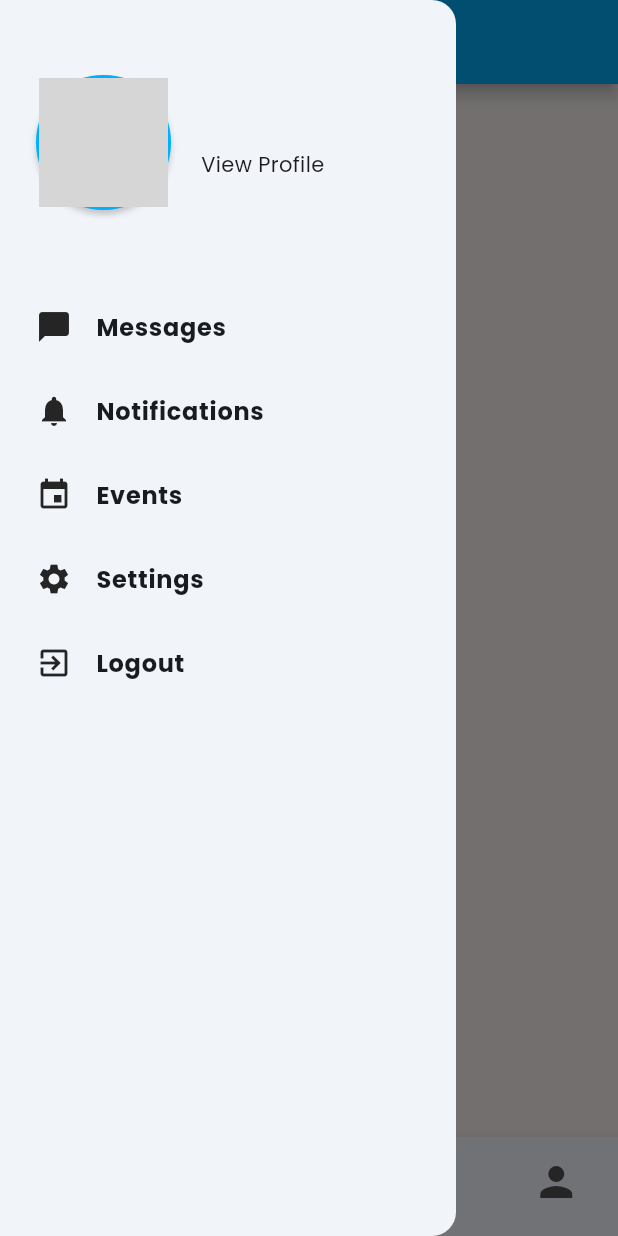
After one commit to JonathanMoralde/unibond, a Flutter app: the MainLayout screen opened directly, item 2 of the bottom bar chosen, with the side drawer open, on a phone screen of 412 x 824 dp. The commit adds this screen. Run offline on Flutter 3.47's test engine with Material 3 defaults, Android fonts, the light colour scheme and no system bars; our stand-ins replace cloud_firestore, firebase_auth, firebase_core, firebase_storage, fluttertoast, google_fonts and 1 more; accounts and stored records are empty; network calls fail; grey boxes are pictures that could not be loaded.

Commit message:
drawer, bottom navigation bar

```diff
--- a/lib/main.dart
+++ b/lib/main.dart
@@ -4,7 +4,9 @@ import 'package:google_fonts/google_fonts.dart';
 import 'package:provider/provider.dart';
 import 'package:unibond/pages/LandingPage/SplashScreen.dart';
 import 'package:unibond/provider/AuthModel.dart';
+import 'package:unibond/provider/NavigationModel.dart';
 import 'package:unibond/provider/EditProfileModel.dart';
+import 'package:unibond/provider/ProfileModel.dart';
 
 Future<void> main() async {
   WidgetsFlutterBinding.ensureInitialized();
@@ -14,6 +16,8 @@ Future<void> main() async {
       providers: [
         ChangeNotifierProvider(create: (_) => AuthModel()),
         ChangeNotifierProvider(create: (_) => EditProfileModel()),
+        ChangeNotifierProvider(create: (_) => ProfileModel()),
+        ChangeNotifierProvider(create: (_) => NavigationModel()),
       ],
       child: const MyApp(),
     ),
--- /dev/null
+++ b/lib/pages/Events/Events.dart
@@ -0,0 +1,15 @@
+import 'package:flutter/material.dart';
+import 'package:unibond/widgets/BottomNavBar.dart';
+import 'package:unibond/widgets/drawer/pageObject.dart';
+import 'package:unibond/widgets/drawer/sideMenu.dart';
+
+class Events extends StatelessWidget {
+  const Events({super.key});
+
+  @override
+  Widget build(BuildContext context) {
+    return Scaffold(
+      body: Text('test events'),
+    );
+  }
+}
--- a/lib/pages/LandingPage/SplashScreen.dart
+++ b/lib/pages/LandingPage/SplashScreen.dart
@@ -5,6 +5,7 @@ import 'package:provider/provider.dart';
 import 'package:unibond/pages/LandingPage/GetStarted.dart';
 import 'package:unibond/pages/Login/Login.dart';
 import 'package:unibond/pages/MyProfile/MyProfile.dart';
+import 'package:unibond/pages/MainLayout.dart';
 import 'package:unibond/provider/AuthModel.dart';
 
 class SpashScreen extends StatefulWidget {
@@ -25,7 +26,7 @@ class _SpashScreenState extends State<SpashScreen> {
         if (response == true) {
           Navigator.of(context).pushAndRemoveUntil(
             MaterialPageRoute(builder: (BuildContext context) {
-              return const MyProfile();
+              return const MainLayout();
             }),
             (route) => false,
           );
--- /dev/null
+++ b/lib/pages/MainLayout.dart
@@ -0,0 +1,50 @@
+import 'package:cloud_firestore/cloud_firestore.dart';
+import 'package:flutter/material.dart';
+import 'package:provider/provider.dart';
+import 'package:unibond/pages/Events/Events.dart';
+import 'package:unibond/pages/Messages/Messages.dart';
+import 'package:unibond/pages/MyProfile/MyProfile.dart';
+import 'package:unibond/pages/Notifications/Notifications.dart';
+import 'package:unibond/provider/NavigationModel.dart';
+import 'package:unibond/pages/Settings/Settings.dart' as SettingsPage;
+import 'package:unibond/widgets/BottomNavBar.dart';
+import 'package:unibond/widgets/drawer/pageObject.dart';
+import 'package:unibond/widgets/drawer/sideMenu.dart';
+
+class MainLayout extends StatefulWidget {
+  const MainLayout({super.key});
+
+  @override
+  State<MainLayout> createState() => _MainLayoutState();
+}
+
+class _MainLayoutState extends State<MainLayout> {
+  @override
+  Widget build(BuildContext context) {
+    return Consumer<NavigationModel>(builder: (context, value, child) {
+      print(value.currentIndex);
+      return Scaffold(
+        appBar: AppBar(
+          title: Text(
+            value.currentIndex == 4
+                ? 'My Profile'
+                : pages[value.currentIndex].name,
+            style: TextStyle(fontWeight: FontWeight.bold, fontSize: 18),
+          ),
+        ),
+        drawer: SideMenu(pages: pages), // Drawer at the root level
+        body: IndexedStack(
+          index: value.currentIndex,
+          children: const <Widget>[
+            Messages(),
+            Notifications(),
+            Events(),
+            SettingsPage.Settings(),
+            MyProfile(),
+          ],
+        ),
+        bottomNavigationBar: const BottomNavBar(),
+      );
+    });
+  }
+}
--- /dev/null
+++ b/lib/pages/Messages/Messages.dart
@@ -0,0 +1,13 @@
+import 'package:flutter/material.dart';
+import 'package:unibond/widgets/BottomNavBar.dart';
+
+class Messages extends StatelessWidget {
+  const Messages({super.key});
+
+  @override
+  Widget build(BuildContext context) {
+    return Scaffold(
+      body: Text('test messages'),
+    );
+  }
+}
--- /dev/null
+++ b/lib/pages/Notifications/Notifications.dart
@@ -0,0 +1,13 @@
+import 'package:flutter/material.dart';
+import 'package:unibond/widgets/BottomNavBar.dart';
+
+class Notifications extends StatelessWidget {
+  const Notifications({super.key});
+
+  @override
+  Widget build(BuildContext context) {
+    return Scaffold(
+      body: Text("test notif"),
+    );
+  }
+}
--- /dev/null
+++ b/lib/pages/Settings/Settings.dart
@@ -0,0 +1,13 @@
+import 'package:flutter/material.dart';
+import 'package:unibond/widgets/BottomNavBar.dart';
+
+class Settings extends StatelessWidget {
+  const Settings({super.key});
+
+  @override
+  Widget build(BuildContext context) {
+    return Scaffold(
+      body: Text('test settings'),
+    );
+  }
+}
--- /dev/null
+++ b/lib/provider/NavigationModel.dart
@@ -0,0 +1,10 @@
+import 'package:flutter/material.dart';
+
+class NavigationModel extends ChangeNotifier {
+  int currentIndex = 4;
+
+  void changeIndex(int newIndex) {
+    currentIndex = newIndex;
+    notifyListeners();
+  }
+}
--- /dev/null
+++ b/lib/widgets/BottomNavBar.dart
@@ -0,0 +1,61 @@
+import 'package:flutter/material.dart';
+import 'package:provider/provider.dart';
+import 'package:unibond/pages/Events/Events.dart';
+import 'package:unibond/pages/Messages/Messages.dart';
+import 'package:unibond/pages/MyProfile/MyProfile.dart';
+import 'package:unibond/pages/Notifications/Notifications.dart';
+import 'package:unibond/pages/Settings/Settings.dart';
+import 'package:unibond/provider/NavigationModel.dart';
+
+class BottomNavBar extends StatefulWidget {
+  const BottomNavBar({super.key});
+
+  @override
+  State<BottomNavBar> createState() => _BottomNavBarState();
+}
+
+class _BottomNavBarState extends State<BottomNavBar> {
+  List<BottomNavigationBarItem> items = const [
+    BottomNavigationBarItem(
+      icon: Icon(Icons.chat_bubble),
+      label: "Messages",
+    ),
+    BottomNavigationBarItem(
+      icon: Icon(Icons.notifications),
+      label: "Notifications",
+    ),
+    BottomNavigationBarItem(
+      icon: Icon(Icons.event),
+      label: "Events",
+    ),
+    BottomNavigationBarItem(
+      icon: Icon(Icons.settings),
+      label: 'Settings',
+    ),
+    BottomNavigationBarItem(
+      icon: Icon(Icons.person),
+      label: 'Profile',
+    ),
+  ];
+
+  @override
+  Widget build(BuildContext context) {
+    return Consumer<NavigationModel>(builder: (context, value, child) {
+      return BottomNavigationBar(
+        type: BottomNavigationBarType.fixed,
+        iconSize: 32,
+        showSelectedLabels: false,
+        showUnselectedLabels: false,
+        unselectedItemColor: Color.fromARGB(255, 81, 81, 81),
+        selectedItemColor: Color(0xffFF5B00),
+        items: items,
+        currentIndex: value.currentIndex,
+        onTap: (int newIndex) {
+          setState(() {
+            value.changeIndex(newIndex);
+          });
+        },
+      );
+    });
+  }
+}
--- /dev/null
+++ b/lib/widgets/drawer/pageObject.dart
@@ -0,0 +1,35 @@
+// It creates an instance of an object with name, and widget
+// used for adding pages in sideMenu.dart
+import 'package:flutter/material.dart';
+import 'package:unibond/pages/Events/Events.dart';
+import 'package:unibond/pages/Messages/Messages.dart';
+import 'package:unibond/pages/Notifications/Notifications.dart';
+import 'package:unibond/pages/Settings/Settings.dart';
+
+class SideMenuPage {
+  final String name;
+  final Widget page; //used for navigator
+  final Widget? icon;
+
+  SideMenuPage({required this.name, required this.page, this.icon});
+}
+
+// * THESE LIST ARE TO BE PASSED AS PARAMETER IN SIDEMENU
+// * IMPORTING pageObject.dart automatically gives access to it
+
+List<SideMenuPage> pages = [
+  SideMenuPage(
+      name: "Messages",
+      page: const Messages(),
+      icon: const Icon(Icons.chat_bubble)),
+  SideMenuPage(
+      name: "Notifications",
+      page: const Notifications(),
+      icon: const Icon(Icons.notifications)),
+  SideMenuPage(
+      name: "Events", page: const Events(), icon: const Icon(Icons.event)),
+  SideMenuPage(
+      name: "Settings",
+      page: const Settings(),
+      icon: const Icon(Icons.settings)),
+];
--- /dev/null
+++ b/lib/widgets/drawer/sideMenu.dart
@@ -0,0 +1,150 @@
+//preconfigured with pageObject.dart
+import 'package:flutter/material.dart';
+import 'package:provider/provider.dart';
+import 'package:unibond/pages/Login/Login.dart';
+import 'package:unibond/pages/MyProfile/MyProfile.dart';
+import 'package:unibond/provider/AuthModel.dart';
+import 'package:unibond/provider/NavigationModel.dart';
+import 'package:unibond/provider/ProfileModel.dart';
+import 'package:unibond/widgets/drawer/pageObject.dart';
+
+class SideMenu extends StatelessWidget {
+  final List<SideMenuPage> pages;
+
+  const SideMenu({
+    super.key,
+    required this.pages,
+  });
+
+  @override
+  Widget build(BuildContext context) {
+    return Consumer3<AuthModel, ProfileModel, NavigationModel>(
+        builder: (context, authModel, profileModel, navigationModel, child) {
+      final userDetails = profileModel.userDetails;
+      return Drawer(
+        child: ListView(
+          shrinkWrap: true,
+          padding: EdgeInsets.zero,
+          children: <Widget>[
+            // HEADER
+            Container(
+              padding:
+                  const EdgeInsets.symmetric(horizontal: 24.0, vertical: 50),
+              child: Row(
+                children: [
+                  Container(
+                      width:
+                          90, // double the maxRadius to cover the entire CircleAvatar
+                      height:
+                          90, // double the maxRadius to cover the entire CircleAvatar
+                      decoration: BoxDecoration(
+                        boxShadow: [
+                          BoxShadow(
+                            color: Colors.black
+                                .withOpacity(0.20), // Shadow color with opacity
+                            spreadRadius: 0, // Spread radius
+                            blurRadius: 3, // Blur radius
+                            offset: const Offset(
+                                0, 3), // Offset in x and y directions
+                          ),
+                        ],
+                        shape: BoxShape.circle,
+                        border: Border.all(
+                          color: const Color(0xff00B0FF), // Border color
+                          width: 2.0, // Border width
+                        ),
+                      ),
+                      child: userDetails['profile_pic'] != null
+                          ? CircleAvatar(
+                              backgroundImage:
+                                  NetworkImage(userDetails['profile_pic']),
+                              maxRadius: 45,
+                            )
+                          : const CircleAvatar(
+                              backgroundImage: AssetImage(
+                                  'lib/assets/default_profile_pic.png'),
+                              maxRadius: 45,
+                            )),
+                  const SizedBox(
+                    width: 20,
+                  ),
+                  Expanded(
+                    child: Column(
+                      mainAxisAlignment: MainAxisAlignment.center,
+                      crossAxisAlignment: CrossAxisAlignment.start,
+                      children: [
+                        Text(
+                          userDetails['full_name'] ?? 'Loading...',
+                          style: TextStyle(
+                              fontSize: 20, fontWeight: FontWeight.bold),
+                          softWrap: true,
+                          overflow: TextOverflow.visible,
+                        ),
+                        const SizedBox(
+                          height: 5,
+                        ),
+                        GestureDetector(
+                          onTap: () {
+                            navigationModel.changeIndex(4);
+                            Navigator.pop(context);
+                          },
+                          child: const Text(
+                            'View Profile',
+                            style: TextStyle(fontSize: 14),
+                          ),
+                        ),
+                        const SizedBox(
+                          height: 5,
+                        ),
+                      ],
+                    ),
+                  )
+                ],
+              ),
+            ),
+
+            // DYNAMIC PAGES
+            ...pages.map((page) {
+              return ListTile(
+                contentPadding: EdgeInsets.only(left: 24),
+                iconColor: const Color(0xff252525),
+                leading: page.icon,
+                title: Text(
+                  page.name,
+                  style: const TextStyle(
+                      fontWeight: FontWeight.bold, fontSize: 16),
+                ),
+                onTap: () async {
+                  int newIndex = pages.indexOf(page);
+                  navigationModel.changeIndex(newIndex);
+                  Navigator.pop(context);
+                },
+                minLeadingWidth: 0,
+              );
+            }).toList(),
+
+            // LOGOUT
+            ListTile(
+              contentPadding: const EdgeInsets.only(left: 24),
+              iconColor: const Color(0xff252525),
+              leading: const Icon(Icons.exit_to_app),
+              title: const Text(
+                'Logout',
+                style: TextStyle(fontWeight: FontWeight.bold, fontSize: 16),
+              ),
+              onTap: () {
+                authModel.signOut().then((_) {
+                  Navigator.of(context).pushAndRemoveUntil(
+                      MaterialPageRoute(
+                          builder: (BuildContext context) => const Login()),
+                      (route) => false);
+                });
+              },
+              minLeadingWidth: 0,
+            ),
+          ],
+        ),
+      );
+    });
+  }
+}
```
Also changed, not shown: lib/pages/MyProfile/EditProfile.dart (+14 -15 lines), lib/pages/MyProfile/MyProfile.dart (+109 -20 lines), lib/provider/ProfileModel.dart (added, +35 -0 lines), lib/widgets/Profile/InterestContainer.dart (+4 -3 lines).
